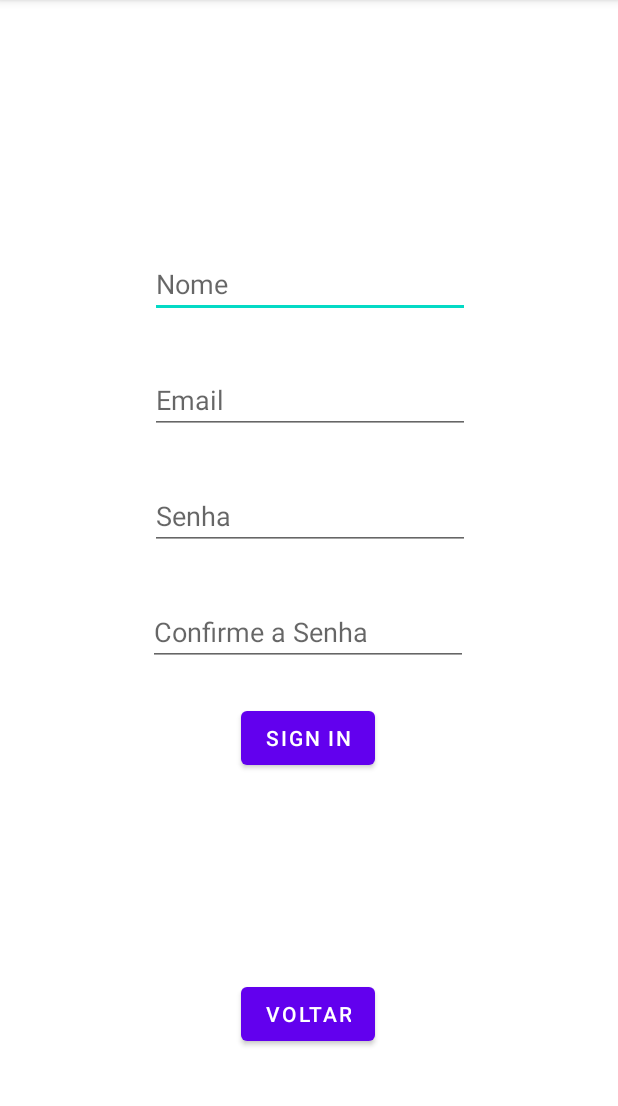
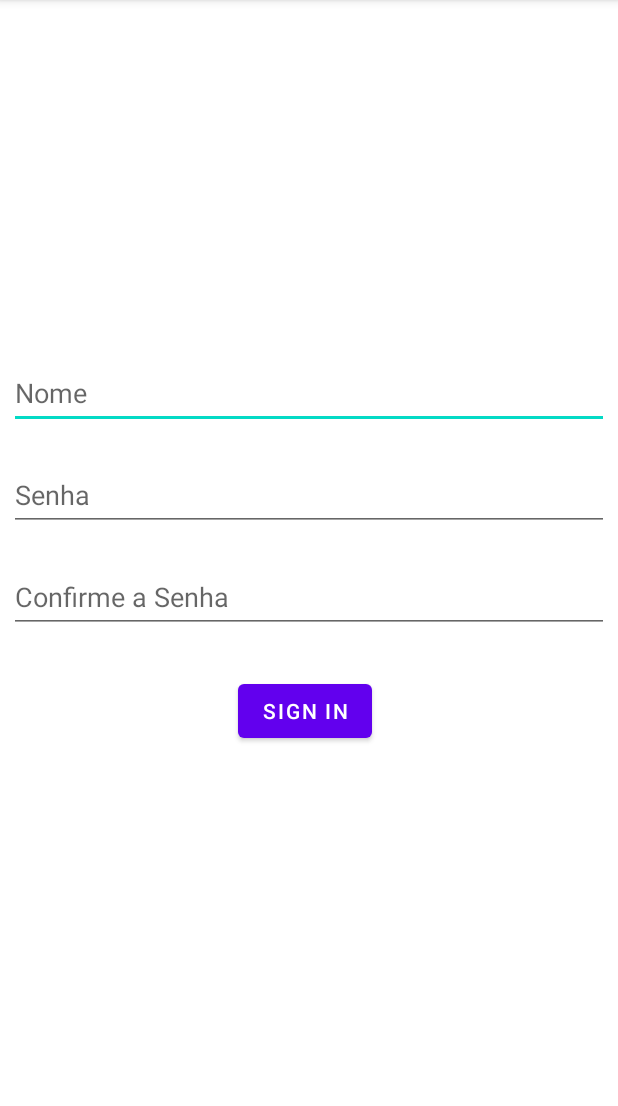
Before and after one commit to jabriboy/Golden-Wallet, an Android app: the SignUp screen opened directly, with no data from a screen before it, on a phone screen of 412 x 824 dp, the part 84-1190 px from its top. Run offline under Robolectric (Android 15) with nearby library versions, the phone set to English and light mode, and no system bars; network calls fail.

Commit message:
first commit

```diff
--- a/app/build.gradle
+++ b/app/build.gradle
@@ -36,8 +36,8 @@ dependencies {
     implementation 'androidx.appcompat:appcompat:1.6.1'
     implementation 'com.google.android.material:material:1.9.0'
     implementation 'androidx.constraintlayout:constraintlayout:2.1.4'
-    implementation 'com.android.volley:volley:1.2.1' // Para realizar requisições HTTP
-    implementation 'mysql:mysql-connector-java:8.0.26' // Para a biblioteca do MySQL
+    implementation 'com.android.volley:volley:1.2.1'
+    implementation 'mysql:mysql-connector-java:8.0.26'
     testImplementation 'junit:junit:4.13.2'
     androidTestImplementation 'androidx.test.ext:junit:1.1.5'
     androidTestImplementation 'androidx.test.espresso:espresso-core:3.5.1'
--- a/app/src/main/java/com/senaicimatec/golden_wallet/db/DatabaseHelper.java
+++ b/app/src/main/java/com/senaicimatec/golden_wallet/db/DatabaseHelper.java
@@ -5,13 +5,13 @@ import java.sql.DriverManager;
 import java.sql.SQLException;
 
 public class DatabaseHelper {
-    private static final String URL = "jdbc:mysql://localhoast:3306/golden-wallet-android";
+    private static final String URL = "jdbc:mysql://localhost:3306/golden_wallet_android";
     private static final String USERNAME = "root";
     private static final String PASSWORD = "1505";
 
     public static Connection getConnection() throws SQLException {
         try {
-            Class.forName("com.mysql.jdbc.Driver");
+            Class.forName("com.mysql.cj.jdbc.Driver");
             return DriverManager.getConnection(URL, USERNAME, PASSWORD);
         } catch (ClassNotFoundException e) {
             e.printStackTrace();
--- a/app/src/main/res/layout/activity_sign_up.xml
+++ b/app/src/main/res/layout/activity_sign_up.xml
@@ -8,87 +8,62 @@
 
     <EditText
         android:id="@+id/editNome"
-        android:layout_width="wrap_content"
-        android:layout_height="wrap_content"
-        android:layout_marginBottom="32dp"
+        android:layout_width="600px"
+        android:layout_height="48dp"
+        android:layout_marginTop="32dp"
         android:ems="10"
+        android:hint="Nome"
         android:inputType="textPersonName"
-        android:hint="Nome"
-        app:layout_constraintBottom_toTopOf="@+id/editEmail"
         app:layout_constraintEnd_toEndOf="parent"
-        app:layout_constraintHorizontal_bias="0.502"
-        app:layout_constraintStart_toStartOf="parent" />
+        app:layout_constraintHorizontal_bias="0.505"
+        app:layout_constraintStart_toStartOf="parent"
+        app:layout_constraintTop_toBottomOf="@+id/imageView" />
 
     <EditText
         android:id="@+id/editPassword1"
-        android:layout_width="wrap_content"
-        android:layout_height="wrap_content"
-        android:layout_marginBottom="32dp"
+        android:layout_width="600px"
+        android:layout_height="48dp"
+        android:layout_marginTop="20dp"
         android:ems="10"
         android:hint="Senha"
         android:inputType="textPassword"
-        app:layout_constraintBottom_toTopOf="@+id/editPassword2"
         app:layout_constraintEnd_toEndOf="parent"
-        app:layout_constraintHorizontal_bias="0.502"
-        app:layout_constraintStart_toStartOf="parent" />
+        app:layout_constraintStart_toStartOf="parent"
+        app:layout_constraintTop_toBottomOf="@+id/editNome" />
 
     <EditText
         android:id="@+id/editPassword2"
-        android:layout_width="wrap_content"
-        android:layout_height="wrap_content"
-        android:layout_marginBottom="24dp"
+        android:layout_width="600px"
+        android:layout_height="48dp"
+        android:layout_marginTop="20dp"
         android:ems="10"
         android:hint="Confirme a Senha"
         android:inputType="textPassword"
-        app:layout_constraintBottom_toTopOf="@+id/btnSubmit"
         app:layout_constraintEnd_toEndOf="parent"
-        app:layout_constraintHorizontal_bias="0.497"
-        app:layout_constraintStart_toStartOf="parent" />
+        app:layout_constraintHorizontal_bias="0.505"
+        app:layout_constraintStart_toStartOf="parent"
+        app:layout_constraintTop_toBottomOf="@+id/editPassword1" />
 
     <Button
         android:id="@+id/btnSubmit"
         android:layout_width="wrap_content"
         android:layout_height="wrap_content"
-        android:layout_marginBottom="136dp"
+        android:layout_marginTop="28dp"
         android:text="Sign in"
-        app:layout_constraintBottom_toTopOf="@+id/btnBack"
         app:layout_constraintEnd_toEndOf="parent"
-        app:layout_constraintHorizontal_bias="0.498"
-        app:layout_constraintStart_toStartOf="parent" />
-
-    <Button
-        android:id="@+id/btnBack"
-        android:layout_width="wrap_content"
-        android:layout_height="wrap_content"
-        android:layout_marginBottom="68dp"
-        android:text="Voltar"
-        app:layout_constraintBottom_toBottomOf="parent"
-        app:layout_constraintEnd_toEndOf="parent"
-        app:layout_constraintHorizontal_bias="0.498"
-        app:layout_constraintStart_toStartOf="parent" />
-
-    <EditText
-        android:id="@+id/editEmail"
-        android:layout_width="wrap_content"
-        android:layout_height="wrap_content"
-        android:layout_marginBottom="32dp"
-        android:ems="10"
-        android:hint="Email"
-        android:inputType="textEmailAddress"
-        app:layout_constraintBottom_toTopOf="@+id/editPassword1"
-        app:layout_constraintEnd_toEndOf="parent"
-        app:layout_constraintHorizontal_bias="0.502"
-        app:layout_constraintStart_toStartOf="parent" />
+        app:layout_constraintHorizontal_bias="0.492"
+        app:layout_constraintStart_toStartOf="parent"
+        app:layout_constraintTop_toBottomOf="@+id/editPassword2" />
 
     <ImageView
         android:id="@+id/imageView"
         android:layout_width="88dp"
         android:layout_height="70dp"
-        android:layout_marginBottom="20dp"
-        app:layout_constraintBottom_toTopOf="@+id/editNome"
+        android:layout_marginTop="136dp"
         app:layout_constraintEnd_toEndOf="parent"
         app:layout_constraintHorizontal_bias="0.489"
         app:layout_constraintStart_toStartOf="parent"
+        app:layout_constraintTop_toTopOf="parent"
         tools:srcCompat="@tools:sample/avatars" />
 
 </androidx.constraintlayout.widget.ConstraintLayout>
```
Also changed, not shown: app/src/main/java/com/senaicimatec/golden_wallet/MainActivity.java (+15 -6 lines), app/src/main/java/com/senaicimatec/golden_wallet/SignUp.java (+20 -11 lines), app/src/main/java/com/senaicimatec/golden_wallet/db/DataInsertionHelper.java (added, +41 -0 lines), app/src/main/res/layout/activity_adicionar_transacao.xml (+48 -10 lines), app/src/main/res/layout/activity_gasto.xml (+4 -35 lines), app/src/main/res/layout/activity_renda.xml (+6 -35 lines).
